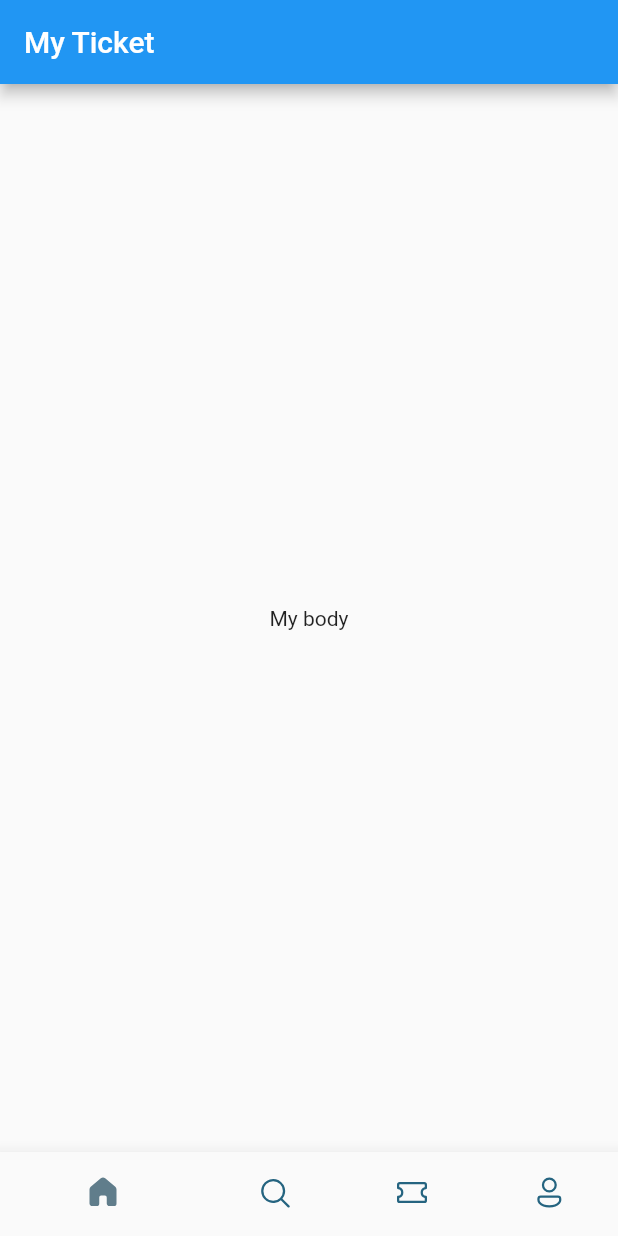
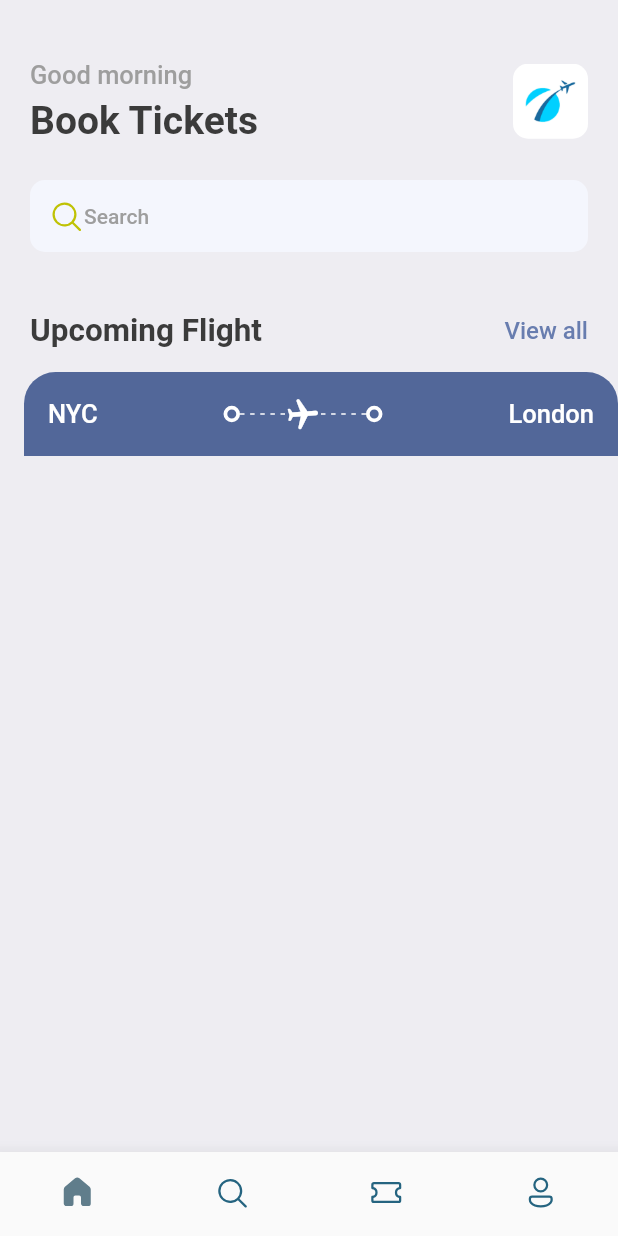
Before and after one commit to abusayembd/flutter_buy_your_ticket, a Flutter app: the screen it shows after launch, on a phone screen of 412 x 824 dp. Run offline on Flutter 3.47's test engine with Material 2 defaults, Android fonts, the light colour scheme and no system bars; our stand-ins replace fluentui_icons, gap.

Commit message:
home page on update

```diff
--- a/lib/main.dart
+++ b/lib/main.dart
@@ -1,4 +1,5 @@
 import 'package:buy_your_ticket/screens/bottom_bar.dart';
+import 'package:buy_your_ticket/utils/app_style.dart';
 import 'package:flutter/material.dart';
 
 void main() {
@@ -11,9 +12,10 @@ class MyApp extends StatelessWidget {
   @override
   Widget build(BuildContext context) {
     return MaterialApp(
+      debugShowCheckedModeBanner: false,
       title: 'Flutter Demo',
       theme: ThemeData(
-        primarySwatch: Colors.blue,
+        primaryColor: primary,
       ),
       home: const BottomBar(),
     );
--- a/lib/screens/bottom_bar.dart
+++ b/lib/screens/bottom_bar.dart
@@ -1,7 +1,7 @@
 import 'package:fluentui_icons/fluentui_icons.dart';
 import 'package:flutter/material.dart';
-import 'package:flutter/src/widgets/container.dart';
-import 'package:flutter/src/widgets/framework.dart';
+
+import 'home_screen.dart';
 
 class BottomBar extends StatefulWidget {
   const BottomBar({super.key});
@@ -11,21 +11,35 @@ class BottomBar extends StatefulWidget {
 }
 
 class _BottomBarState extends State<BottomBar> {
+  int _selectedIndex = 0;
+  static final List<Widget> _widgetOptions = <Widget>[
+    HomeScreen(),
+    const Text("Search"),
+    const Text("Ticket"),
+    const Text("Profile"),
+  ];
+
+  void _onItemTapped(int index) {
+    setState(() {
+      _selectedIndex = index;
+    });
+  }
+
   @override
   Widget build(BuildContext context) {
     return Scaffold(
-      appBar: AppBar(
-        title: Text("My Ticket"),
-      ),
       body: Center(
-        child: Text("My body"),
+        child: _widgetOptions[_selectedIndex],
       ),
       bottomNavigationBar: BottomNavigationBar(
+        currentIndex: _selectedIndex,
+        onTap: _onItemTapped,
         elevation: 10.0,
         showSelectedLabels: false,
         showUnselectedLabels: false,
         selectedItemColor: Colors.blueGrey,
         unselectedItemColor: const Color(0xFF256480),
+        type: BottomNavigationBarType.fixed,
         items: const [
           BottomNavigationBarItem(
               icon: Icon(FluentSystemIcons.ic_fluent_home_regular),
--- /dev/null
+++ b/lib/screens/home_screen.dart
@@ -0,0 +1,100 @@
+import 'package:buy_your_ticket/screens/ticket_view.dart';
+import 'package:buy_your_ticket/utils/app_style.dart';
+import 'package:buy_your_ticket/widgets/thick_container.dart';
+import 'package:fluentui_icons/fluentui_icons.dart';
+import 'package:flutter/material.dart';
+import 'package:gap/gap.dart';
+
+class HomeScreen extends StatelessWidget {
+  const HomeScreen({super.key});
+
+  @override
+  Widget build(BuildContext context) {
+    return Scaffold(
+      backgroundColor: Styles.bgColor,
+      body: ListView(
+        children: [
+          Container(
+            padding: const EdgeInsets.symmetric(horizontal: 20.0),
+            child: Column(
+              children: [
+                const Gap(40.0),
+                Row(
+                  mainAxisAlignment: MainAxisAlignment.spaceBetween,
+                  children: [
+                    Column(
+                      crossAxisAlignment: CrossAxisAlignment.start,
+                      children: [
+                        Text(
+                          "Good morning",
+                          style: Styles.headLineStyle3,
+                        ),
+                        const Gap(5),
+                        Text(
+                          "Book Tickets",
+                          style: Styles.headLineStyle1,
+                        ),
+                      ],
+                    ),
+                    Container(
+                      height: 50.0,
+                      width: 50.0,
+                      decoration: BoxDecoration(
+                          borderRadius: BorderRadius.circular(10),
+                          image: const DecorationImage(
+                              fit: BoxFit.fitHeight,
+                              image: AssetImage("assets/images/img_1.png"))),
+                    ),
+                  ],
+                ),
+                const Gap(25.0),
+                Container(
+                  decoration: BoxDecoration(
+                      borderRadius: BorderRadius.circular(10.0),
+                      color: const Color(0xFFF4F6FD)),
+                  padding: const EdgeInsets.symmetric(
+                      horizontal: 12.0, vertical: 12.0),
+                  child: Row(
+                    children: [
+                      const Icon(
+                        FluentSystemIcons.ic_fluent_search_regular,
+                        color: Color(0xFFBFC205),
+                      ),
+                      Text(
+                        "Search",
+                        style: Styles.headLineStyle4,
+                      )
+                    ],
+                  ),
+                ),
+                Gap(40.0),
+                Row(
+                  mainAxisAlignment: MainAxisAlignment.spaceBetween,
+                  children: [
+                    Text(
+                      "Upcoming Flight",
+                      style: Styles.headLineStyle2,
+                    ),
+                    InkWell(
+                      onTap: () {
+                        print("you are tapped");
+                      },
+                      child: Text(
+                        "View all",
+                        style: Styles.textStyle.copyWith(
+                          color: Styles.primaryColor,
+                        ),
+                      ),
+                    )
+                  ],
+                )
+              ],
+            ),
+          ),
+          const Gap(15),
+          TicketView(),
+        ],
+      ),
+    );
+  }
+}
--- /dev/null
+++ b/lib/screens/ticket_view.dart
@@ -0,0 +1,103 @@
+import 'package:buy_your_ticket/utils/app_layout.dart';
+import 'package:buy_your_ticket/utils/app_style.dart';
+import 'package:buy_your_ticket/widgets/thick_container.dart';
+import 'package:flutter/cupertino.dart';
+import 'package:flutter/material.dart';
+import 'package:flutter/rendering.dart';
+import 'package:flutter/src/widgets/container.dart';
+import 'package:flutter/src/widgets/framework.dart';
+
+class TicketView extends StatelessWidget {
+  const TicketView({super.key});
+
+  @override
+  Widget build(BuildContext context) {
+    final size = AppLayout.getSize(context);
+    return SizedBox(
+      width: size.width,
+      height: 200,
+      child: Container(
+        margin: const EdgeInsets.only(left: 16.0),
+        child: Column(
+          children: [
+            Container(
+              decoration: const BoxDecoration(
+                color: Color(0xFF526799),
+                borderRadius: BorderRadius.only(
+                    topLeft: Radius.circular(21.0),
+                    topRight: Radius.circular(21.0)),
+              ),
+              padding: const EdgeInsets.all(16.0),
+              child: Column(
+                children: [
+                  Row(
+                    children: [
+                      Text(
+                        "NYC",
+                        style: Styles.headLineStyle3.copyWith(
+                          color: Colors.white,
+                        ),
+                      ),
+                      Expanded(child: Container()),
+                      ThickContainer(),
+                      Expanded(
+                        child: Stack(
+                          children: [
+                            SizedBox(
+                              height: 24.0,
+                              child: LayoutBuilder(
+                                builder:
+                                    (BuildContext, BoxConstraints constraints) {
+                                  print(
+                                      "width is ${constraints.constrainWidth().floor()}");
+                                  return Flex(
+                                    direction: Axis.horizontal,
+                                    mainAxisAlignment:
+                                        MainAxisAlignment.spaceBetween,
+                                    mainAxisSize: MainAxisSize.max,
+                                    children: List.generate(
+                                      (constraints.constrainWidth() / 6)
+                                          .floor(),
+                                      (index) => SizedBox(
+                                        width: 3,
+                                        height: 1,
+                                        child: DecoratedBox(
+                                          decoration: BoxDecoration(
+                                              color: Colors.white),
+                                        ),
+                                      ),
+                                    ),
+                                  );
+                                },
+                              ),
+                            ),
+                            Center(
+                              child: Transform.rotate(
+                                angle: 1.5,
+                                child: Icon(
+                                  Icons.local_airport_rounded,
+                                  color: Colors.white,
+                                ),
+                              ),
+                            ),
+                          ],
+                        ),
+                      ),
+                      ThickContainer(),
+                      Expanded(child: Container()),
+                      Text(
+                        "London",
+                        style:
+                            Styles.headLineStyle3.copyWith(color: Colors.white),
+                      ),
+                    ],
+                  )
+                ],
+              ),
+            )
+          ],
+        ),
+      ),
+    );
+  }
+}
--- /dev/null
+++ b/lib/utils/app_layout.dart
@@ -0,0 +1,7 @@
+import 'package:flutter/cupertino.dart';
+
+class AppLayout {
+  static getSize(BuildContext context) {
+    return MediaQuery.of(context).size;
+  }
+}
--- /dev/null
+++ b/lib/utils/app_style.dart
@@ -0,0 +1,20 @@
+import 'package:flutter/material.dart';
+
+Color primary = const Color(0xFF687daf);
+
+class Styles {
+  static Color primaryColor = primary;
+  static Color textColor = const Color(0xFF3b3b3b);
+  static Color bgColor = const Color(0xFFeeedf2);
+  static Color orangeColor = const Color(0xFF526799);
+  static TextStyle textStyle =
+      TextStyle(fontSize: 16.0, color: textColor, fontWeight: FontWeight.w500);
+  static TextStyle headLineStyle1 =
+      TextStyle(fontSize: 26.0, color: textColor, fontWeight: FontWeight.bold);
+  static TextStyle headLineStyle2 =
+      TextStyle(fontSize: 21.0, color: textColor, fontWeight: FontWeight.bold);
+  static TextStyle headLineStyle3 = TextStyle(
+      fontSize: 17.0, color: Colors.grey.shade500, fontWeight: FontWeight.w500);
+  static TextStyle headLineStyle4 = TextStyle(
+      fontSize: 14.0, color: Colors.grey.shade500, fontWeight: FontWeight.w500);
+}
--- /dev/null
+++ b/lib/widgets/thick_container.dart
@@ -0,0 +1,22 @@
+import 'package:flutter/cupertino.dart';
+import 'package:flutter/material.dart';
+import 'package:flutter/src/widgets/container.dart';
+import 'package:flutter/src/widgets/framework.dart';
+
+class ThickContainer extends StatelessWidget {
+  const ThickContainer({super.key});
+
+  @override
+  Widget build(BuildContext context) {
+    return Container(
+      padding: const EdgeInsets.all(3.0),
+      decoration: BoxDecoration(
+        borderRadius: BorderRadius.circular(20.0),
+        border: Border.all(
+          width: 2.5,
+          color: Colors.white,
+        ),
+      ),
+    );
+  }
+}
--- a/pubspec.yaml
+++ b/pubspec.yaml
@@ -37,6 +37,8 @@ dependencies:
   # Use with the CupertinoIcons class for iOS style icons.
   cupertino_icons: ^1.0.2
   fluentui_icons: ^1.0.0
+  gap: ^2.0.0
+
 
 dev_dependencies:
   flutter_test:
@@ -61,8 +63,8 @@ flutter:
   uses-material-design: true
 
   # To add assets to your application, add an assets section, like this:
-  # assets:
-  #   - images/a_dot_burr.jpeg
+  assets:
+    - assets/images/
   #   - images/a_dot_ham.jpeg
 
   # An image asset can refer to one or more resolution-specific "variants", see
```
Also changed, not shown: assets/images/img.png (added), assets/images/img_1.png (added), assets/images/one.png (added), assets/images/sit.jpg (added), assets/images/three.png (added), assets/images/two.png (added), assets/images/visa.png (added), pubspec.lock.
